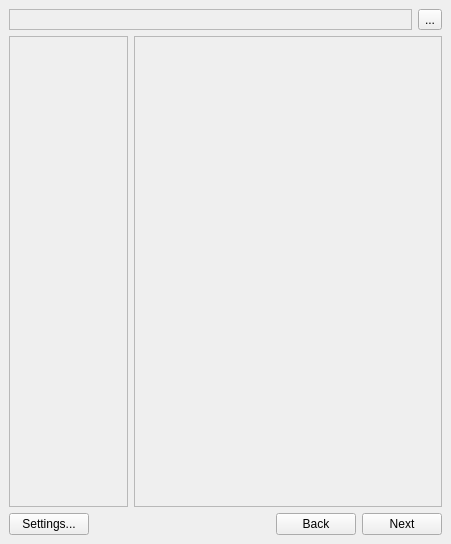
The window that PosteRazor/source/posterazor_ui_qt/PosteRazorDialog.ui (aportale/posterazor) describes before a commit, drawn with Qt 5.
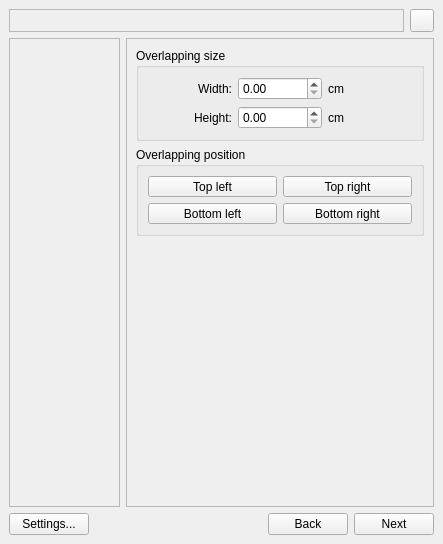
The same window after the commit. The open tabs and pages were chosen to show the change. Icons and pictures are not drawn.

The edit to the form file:
```diff
--- a/PosteRazor/source/posterazor_ui_qt/PosteRazorDialog.ui
+++ b/PosteRazor/source/posterazor_ui_qt/PosteRazorDialog.ui
@@ -6,7 +6,7 @@
    <rect>
     <x>0</x>
     <y>0</y>
-    <width>451</width>
+    <width>443</width>
     <height>544</height>
    </rect>
   </property>
@@ -52,7 +52,7 @@
        <item>
         <widget class="QToolButton" name="toolButton" >
          <property name="text" >
-          <string>...</string>
+          <string/>
          </property>
         </widget>
        </item>
@@ -82,6 +82,27 @@
          <property name="frameShadow" >
           <enum>QFrame::Raised</enum>
          </property>
+         <layout class="QVBoxLayout" >
+          <property name="margin" >
+           <number>9</number>
+          </property>
+          <property name="spacing" >
+           <number>6</number>
+          </property>
+          <item>
+           <spacer>
+            <property name="orientation" >
+             <enum>Qt::Horizontal</enum>
+            </property>
+            <property name="sizeHint" >
+             <size>
+              <width>40</width>
+              <height>20</height>
+             </size>
+            </property>
+           </spacer>
+          </item>
+         </layout>
         </widget>
        </item>
        <item>
@@ -605,7 +626,241 @@
            </item>
           </layout>
          </widget>
-         <widget class="QWidget" name="m_overlappingStep" />
+         <widget class="QWidget" name="m_overlappingStep" >
+          <layout class="QVBoxLayout" >
+           <property name="margin" >
+            <number>9</number>
+           </property>
+           <property name="spacing" >
+            <number>6</number>
+           </property>
+           <item>
+            <widget class="QGroupBox" name="" >
+             <property name="title" >
+              <string>Overlapping size</string>
+             </property>
+             <layout class="QVBoxLayout" >
+              <property name="margin" >
+               <number>9</number>
+              </property>
+              <property name="spacing" >
+               <number>6</number>
+              </property>
+              <item>
+               <layout class="QGridLayout" >
+                <property name="margin" >
+                 <number>0</number>
+                </property>
+                <property name="spacing" >
+                 <number>6</number>
+                </property>
+                <item row="1" column="2" >
+                 <widget class="QLabel" name="m_overlappingHeightDimensionUnitLabel" >
+                  <property name="text" >
+                   <string>cm</string>
+                  </property>
+                 </widget>
+                </item>
+                <item row="0" column="0" >
+                 <widget class="QLabel" name="label_2" >
+                  <property name="text" >
+                   <string>Width:</string>
+                  </property>
+                  <property name="alignment" >
+                   <set>Qt::AlignRight|Qt::AlignTrailing|Qt::AlignVCenter</set>
+                  </property>
+                 </widget>
+                </item>
+                <item row="0" column="2" >
+                 <widget class="QLabel" name="m_overlappingWidthDimensionUnitLabel" >
+                  <property name="text" >
+                   <string>cm</string>
+                  </property>
+                 </widget>
+                </item>
+                <item row="1" column="0" >
+                 <widget class="QLabel" name="label_3" >
+                  <property name="text" >
+                   <string>Height:</string>
+                  </property>
+                  <property name="alignment" >
+                   <set>Qt::AlignRight|Qt::AlignTrailing|Qt::AlignVCenter</set>
+                  </property>
+                 </widget>
+                </item>
+                <item row="0" column="1" >
+                 <widget class="QDoubleSpinBox" name="m_overlappingWidthInput" />
+                </item>
+                <item row="1" column="1" >
+                 <widget class="QDoubleSpinBox" name="m_overlappingHeightInput" />
+                </item>
+               </layout>
+              </item>
+             </layout>
+            </widget>
+           </item>
+           <item>
+            <widget class="QGroupBox" name="" >
+             <property name="title" >
+              <string>Overlapping position</string>
+             </property>
+             <layout class="QGridLayout" >
+              <property name="margin" >
+               <number>9</number>
+              </property>
+              <property name="spacing" >
+               <number>6</number>
+              </property>
+              <item row="0" column="1" >
+               <widget class="QToolButton" name="m_overlappingPositionTopRightButton" >
+                <property name="sizePolicy" >
+                 <sizepolicy>
+                  <hsizetype>3</hsizetype>
+                  <vsizetype>5</vsizetype>
+                  <horstretch>0</horstretch>
+                  <verstretch>0</verstretch>
+                 </sizepolicy>
+                </property>
+                <property name="text" >
+                 <string>Top right</string>
+                </property>
+                <property name="icon" >
+                 <iconset resource="PosteRazorDialogResources.qrc" >:/OverlappingPositionImages/images/overlappingTopRight.png</iconset>
+                </property>
+                <property name="iconSize" >
+                 <size>
+                  <width>24</width>
+                  <height>26</height>
+                 </size>
+                </property>
+                <property name="checkable" >
+                 <bool>true</bool>
+                </property>
+                <property name="autoExclusive" >
+                 <bool>true</bool>
+                </property>
+                <property name="toolButtonStyle" >
+                 <enum>Qt::ToolButtonTextUnderIcon</enum>
+                </property>
+               </widget>
+              </item>
+              <item row="0" column="0" >
+               <widget class="QToolButton" name="m_overlappingPositionTopLeftButton" >
+                <property name="sizePolicy" >
+                 <sizepolicy>
+                  <hsizetype>7</hsizetype>
+                  <vsizetype>4</vsizetype>
+                  <horstretch>0</horstretch>
+                  <verstretch>0</verstretch>
+                 </sizepolicy>
+                </property>
+                <property name="text" >
+                 <string>Top left</string>
+                </property>
+                <property name="icon" >
+                 <iconset resource="PosteRazorDialogResources.qrc" >:/OverlappingPositionImages/images/overlappingTopLeft.png</iconset>
+                </property>
+                <property name="iconSize" >
+                 <size>
+                  <width>24</width>
+                  <height>26</height>
+                 </size>
+                </property>
+                <property name="checkable" >
+                 <bool>true</bool>
+                </property>
+                <property name="autoExclusive" >
+                 <bool>true</bool>
+                </property>
+                <property name="toolButtonStyle" >
+                 <enum>Qt::ToolButtonTextUnderIcon</enum>
+                </property>
+               </widget>
+              </item>
+              <item row="1" column="0" >
+               <widget class="QToolButton" name="m_overlappingPositionBottomLeftButton" >
+                <property name="sizePolicy" >
+                 <sizepolicy>
+                  <hsizetype>3</hsizetype>
+                  <vsizetype>4</vsizetype>
+                  <horstretch>0</horstretch>
+                  <verstretch>0</verstretch>
+                 </sizepolicy>
+                </property>
+                <property name="text" >
+                 <string>Bottom left</string>
+                </property>
+                <property name="icon" >
+                 <iconset resource="PosteRazorDialogResources.qrc" >:/OverlappingPositionImages/images/overlappingBottomLeft.png</iconset>
+                </property>
+                <property name="iconSize" >
+                 <size>
+                  <width>24</width>
+                  <height>26</height>
+                 </size>
+                </property>
+                <property name="checkable" >
+                 <bool>true</bool>
+                </property>
+                <property name="autoExclusive" >
+                 <bool>true</bool>
+                </property>
+                <property name="toolButtonStyle" >
+                 <enum>Qt::ToolButtonTextUnderIcon</enum>
+                </property>
+               </widget>
+              </item>
+              <item row="1" column="1" >
+               <widget class="QToolButton" name="m_overlappingPositionBottomRightButton" >
+                <property name="sizePolicy" >
+                 <sizepolicy>
+                  <hsizetype>3</hsizetype>
+                  <vsizetype>4</vsizetype>
+                  <horstretch>0</horstretch>
+                  <verstretch>0</verstretch>
+                 </sizepolicy>
+                </property>
+                <property name="text" >
+                 <string>Bottom right</string>
+                </property>
+                <property name="icon" >
+                 <iconset resource="PosteRazorDialogResources.qrc" >:/OverlappingPositionImages/images/overlappingBottomRight.png</iconset>
+                </property>
+                <property name="iconSize" >
+                 <size>
+                  <width>24</width>
+                  <height>26</height>
+                 </size>
+                </property>
+                <property name="checkable" >
+                 <bool>true</bool>
+                </property>
+                <property name="autoExclusive" >
+                 <bool>true</bool>
+                </property>
+                <property name="toolButtonStyle" >
+                 <enum>Qt::ToolButtonTextUnderIcon</enum>
+                </property>
+               </widget>
+              </item>
+             </layout>
+            </widget>
+           </item>
+           <item>
+            <spacer>
+             <property name="orientation" >
+              <enum>Qt::Vertical</enum>
+             </property>
+             <property name="sizeHint" >
+              <size>
+               <width>20</width>
+               <height>40</height>
+              </size>
+             </property>
+            </spacer>
+           </item>
+          </layout>
+         </widget>
          <widget class="QWidget" name="m_posterSizeStep" >
           <layout class="QVBoxLayout" >
            <property name="margin" >
```
Left out of the diff: 21 changed lines with no effect on the pictures.
